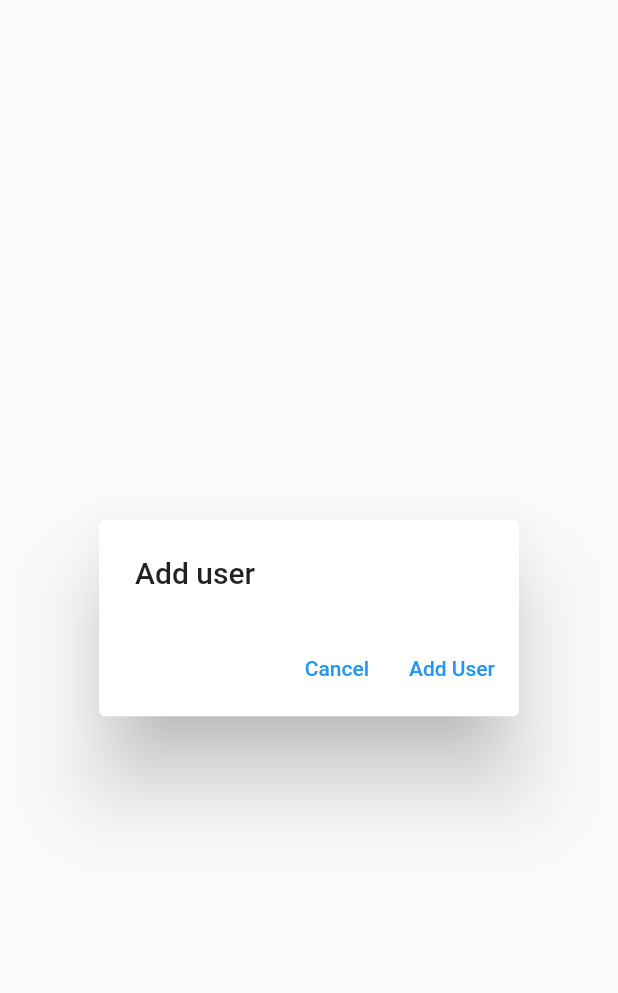
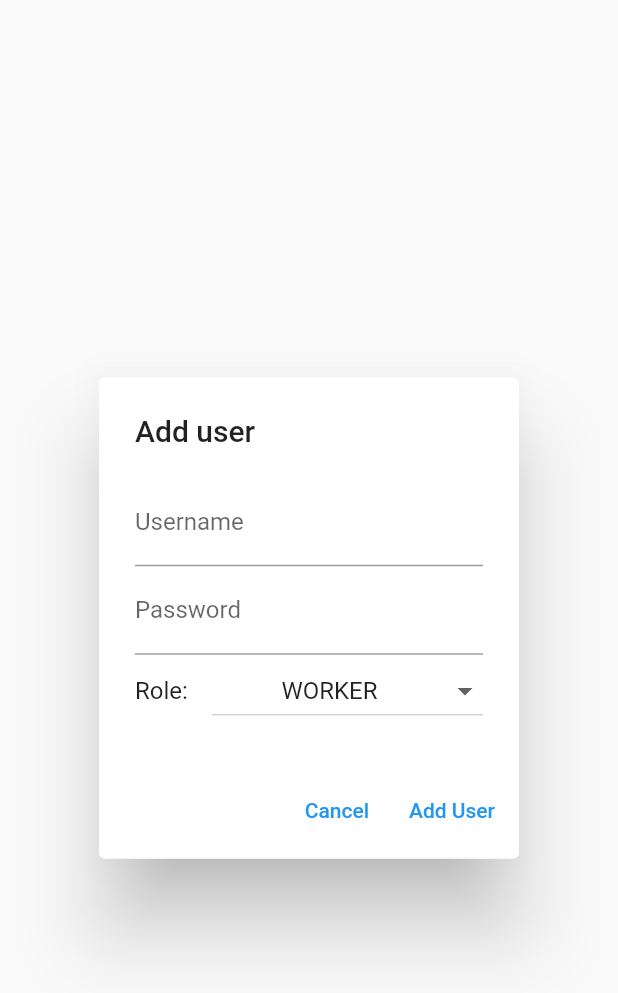
Before and after one commit to BeingBright/zolder-app-frontend, a Flutter app: the UserModal widget shown alone on an empty page, opened directly, on a phone screen of 412 x 824 dp. Shown: the top 993 px of the screen. Run offline on Flutter 3.47's test engine with Material 2 defaults, Android fonts, the phone set to English and light mode, and no system bars; our stand-ins replace toast; network calls fail.

Commit message:
added users addition

```diff
--- a/lib/components/user_modal.dart
+++ b/lib/components/user_modal.dart
@@ -1,4 +1,5 @@
 import 'package:flutter/material.dart';
+import 'package:zolder_app/models/user.dart';
 
 class UserModal extends StatefulWidget {
   const UserModal({Key? key}) : super(key: key);
@@ -8,15 +9,86 @@ class UserModal extends StatefulWidget {
 }
 
 class _UserModalState extends State<UserModal> {
-  String userType = "WORKER";
+  final TextEditingController _usernameController = TextEditingController();
+  final TextEditingController _passwordController = TextEditingController();
 
-  TextEditingController usernameController = TextEditingController();
-  TextEditingController passwordController = TextEditingController();
+  String _role = "WORKER";
+  final List<String> _roles = <String>['WORKER', 'OFFICE', 'ADMIN'];
+
+  final _formkey = GlobalKey<FormState>();
 
   @override
   Widget build(BuildContext context) {
     return AlertDialog(
       title: const Text("Add user"),
+      content: Form(
+        key: _formkey,
+        child: Column(
+          mainAxisSize: MainAxisSize.min,
+          crossAxisAlignment: CrossAxisAlignment.stretch,
+          children: [
+            TextFormField(
+              keyboardType: TextInputType.name,
+              controller: _usernameController,
+              autocorrect: false,
+              decoration: const InputDecoration(
+                border: UnderlineInputBorder(),
+                labelText: "Username",
+              ),
+              validator: (value) {
+                if (value == null || value.isEmpty) {
+                  return 'Required';
+                }
+                return null;
+              },
+              autovalidateMode: AutovalidateMode.onUserInteraction,
+            ),
+            TextFormField(
+              obscureText: true,
+              keyboardType: TextInputType.visiblePassword,
+              controller: _passwordController,
+              autocorrect: false,
+              decoration: const InputDecoration(
+                border: UnderlineInputBorder(),
+                labelText: "Password",
+              ),
+              validator: (value) {
+                if (value == null || value.isEmpty) {
+                  return 'Required';
+                }
+                return null;
+              },
+              autovalidateMode: AutovalidateMode.onUserInteraction,
+            ),
+            Row(
+              mainAxisAlignment: MainAxisAlignment.spaceBetween,
+              children: [
+                const Padding(
+                  padding: EdgeInsets.fromLTRB(0, 0, 16, 0),
+                  child: Text("Role:"),
+                ),
+                Expanded(
+                  child: DropdownButton(
+                      isExpanded: true,
+                      value: _role,
+                      items:
+                          _roles.map<DropdownMenuItem<String>>((String value) {
+                        return DropdownMenuItem<String>(
+                          value: value,
+                          child: Center(child: Text(value)),
+                        );
+                      }).toList(),
+                      onChanged: (String? value) {
+                        setState(() {
+                          _role = value!;
+                        });
+                      }),
+                ),
+              ],
+            )
+          ],
+        ),
+      ),
       actions: [
         TextButton(
             onPressed: () {
@@ -24,10 +96,21 @@ class _UserModalState extends State<UserModal> {
             },
             child: const Text("Cancel")),
         TextButton(
-            onPressed: () {
-              Navigator.of(context, rootNavigator: true).pop();
-            },
-            child: const Text("Add User")),
+          onPressed: () {
+            if (_formkey.currentState!.validate()) {
+              Navigator.of(context, rootNavigator: true).pop(
+                User(
+                  null,
+                  _usernameController.text,
+                  _passwordController.text,
+                  _role,
+                  true,
+                ),
+              );
+            }
+          },
+          child: const Text("Add User"),
+        ),
       ],
     );
   }
```
Also changed, not shown: lib/controller/auth_command.dart (+3 -4 lines), lib/controller/user_command.dart (+16 -2 lines), lib/mixins/encryption.dart (added, +9 -0 lines), lib/views/user_view.dart (+6 -4 lines).
